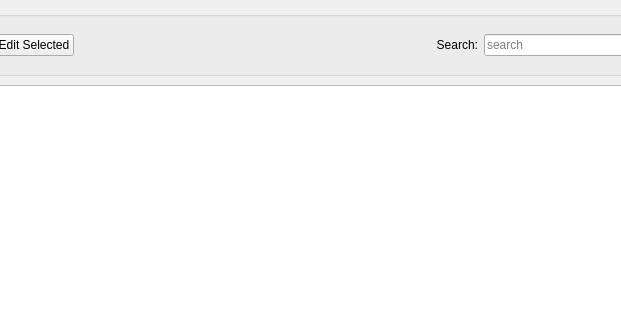
Qt form ui/DisplayTables.ui (kathrynmetcalf/GeoCORK) before a commit; both pictures show x 341 to 962 and y 0 to 320 of the 1203 by 678 pixel window.
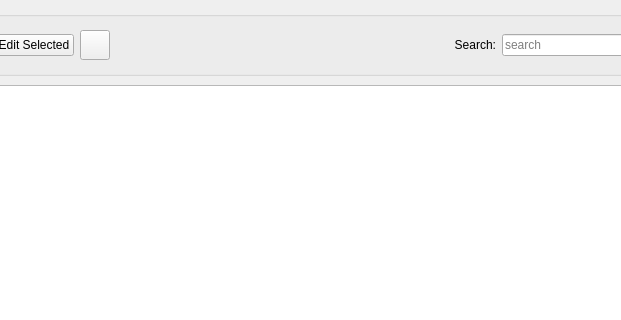
The same form after that commit.

Commit message: recent and open databases in the menu bar work now. also added a manual refresh button in DisplayTables

What changed in the file:
```diff
--- a/ui/DisplayTables.ui
+++ b/ui/DisplayTables.ui
@@ -103,6 +103,22 @@
           </property>
          </widget>
         </item>
+        <item>
+         <widget class="QPushButton" name="refreshbutton">
+          <property name="minimumSize">
+           <size>
+            <width>30</width>
+            <height>30</height>
+           </size>
+          </property>
+          <property name="maximumSize">
+           <size>
+            <width>30</width>
+            <height>30</height>
+           </size>
+          </property>
+         </widget>
+        </item>
         <item>
          <spacer name="horizontalSpacer">
           <property name="orientation">
```
Left out of the diff: 2 changed lines with no effect on the pictures. The commit also changes 3 other files.
